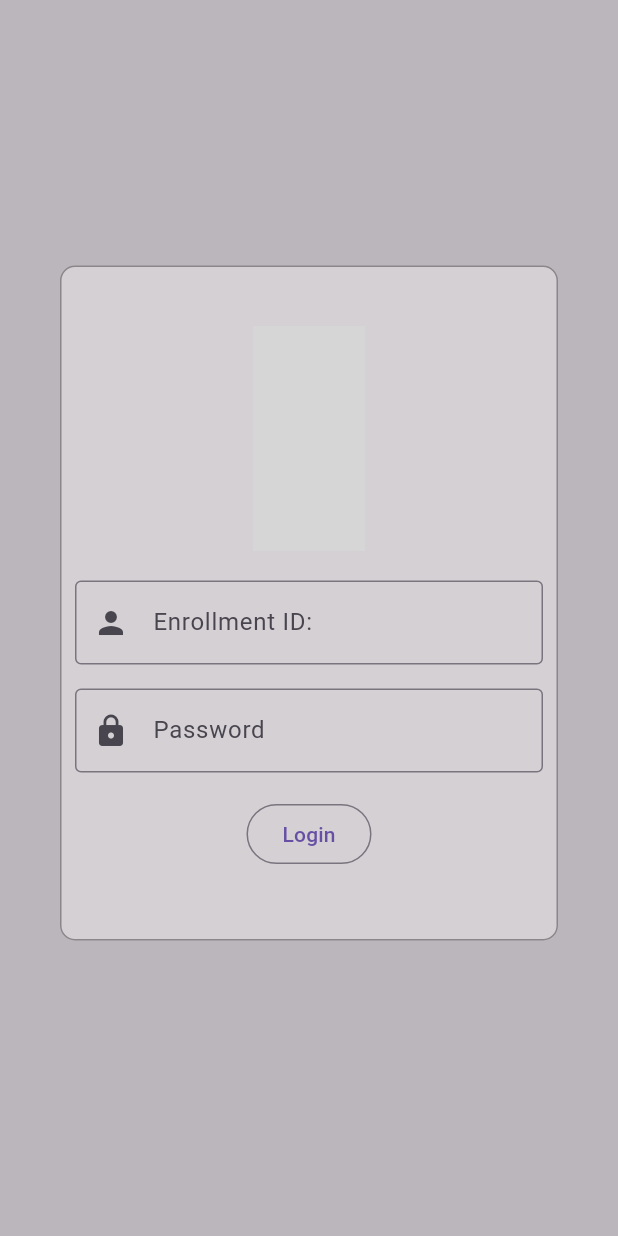
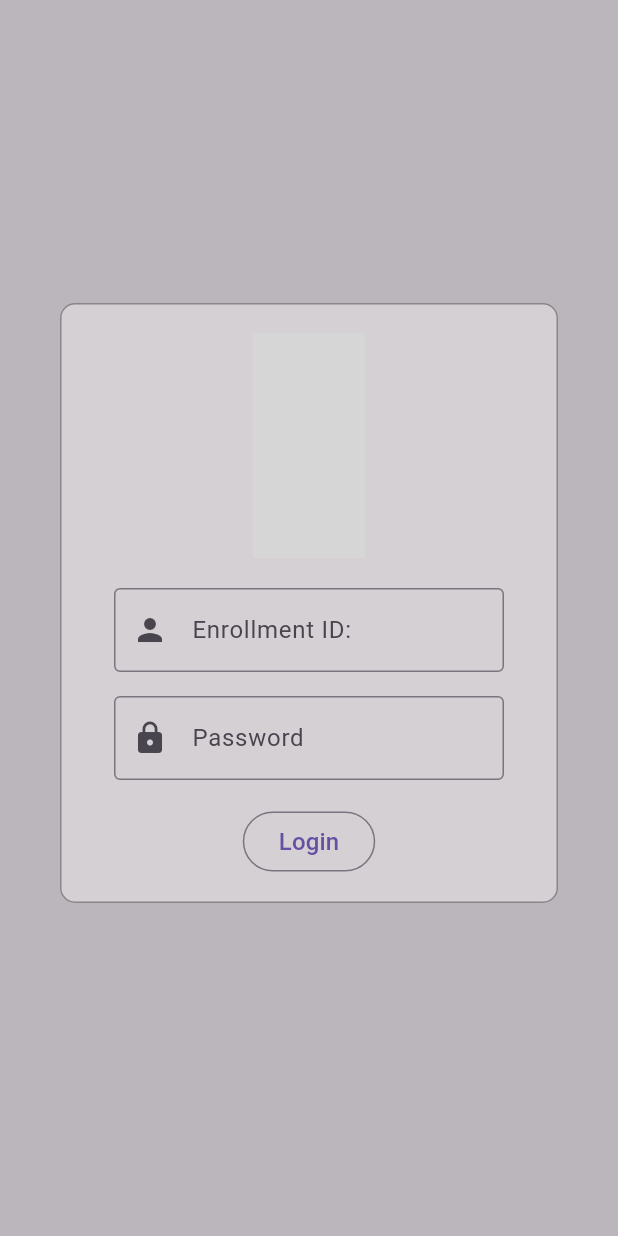
Before and after one commit to deev-narayan/Attendo_BBAU, a Flutter app: the screen it shows after launch, on a phone screen of 412 x 824 dp. Run offline on Flutter 3.47's test engine with Material 3 defaults, Android fonts, the phone set to English and light mode, and no system bars; grey boxes are pictures that could not be loaded.

Commit message:
first slide UI done

```diff
--- a/lib/pages/login.dart
+++ b/lib/pages/login.dart
@@ -9,9 +9,9 @@ class Login extends StatefulWidget {
 }
 
 class _LoginState extends State<Login> {
-  @override
   final TextEditingController usernameController = TextEditingController();
   final TextEditingController passwordController = TextEditingController();
+  @override
   Widget build(BuildContext context) {
     return Scaffold(
       body: Stack(
@@ -29,8 +29,8 @@ class _LoginState extends State<Login> {
               children: [
                 Container(
                   margin: const EdgeInsets.fromLTRB(40, 0, 40, 20),
-                  height: 450,
-                  width: double.infinity,
+                  height: 400,
+                  width: 350,
                   decoration: BoxDecoration(
                     color: const Color.fromARGB(92, 255, 255, 255),
                     borderRadius: BorderRadius.circular(10),
@@ -47,17 +47,20 @@ class _LoginState extends State<Login> {
               mainAxisAlignment: MainAxisAlignment.center,
               crossAxisAlignment: CrossAxisAlignment.center,
               children: [
-                Image.asset("./assets/images/hero.png", height: 150),
+                Image.asset(
+                  "./assets/images/hero.png",
+                  height: 150,
+                  color: const Color.fromARGB(255, 0, 19, 34), // your desired color
+                  colorBlendMode: BlendMode.srcIn,
+                ),
                 Container(
-                  height: 240,
-                  child: Padding(
-                    padding: const EdgeInsets.fromLTRB(50, 0, 50, 0),
+                  height: 230,
                   child: Column(
                     children: [
                       SizedBox(height: 20),
                       // Normal Text Input
                       SizedBox(
-                          width: double.infinity,
+                        width: 260,
                         child: TextField(
                           controller: usernameController,
                           decoration: InputDecoration(
@@ -71,7 +74,7 @@ class _LoginState extends State<Login> {
 
                       // Password Input
                       SizedBox(
-                          width: double.infinity,
+                        width: 260,
                         child: TextField(
                           controller: passwordController,
                           obscureText: true, // hides the text
@@ -82,7 +85,7 @@ class _LoginState extends State<Login> {
                           ),
                         ),
                       ),
-                        SizedBox(height: 17,),
+                      SizedBox(height: 17),
                       OutlinedButton(
                         onPressed: () {
                           Navigator.of(context).pushReplacement(
@@ -93,10 +96,9 @@ class _LoginState extends State<Login> {
                             ),
                           );
                         },
-                          child: Text("Login"),
+                        child: Text("Login",style: TextStyle(fontSize: 16),),
                       ),
                     ],
-                    ),
                   ),
                 ),
               ],
```
Lines whose indentation alone changed are shown as unchanged.
